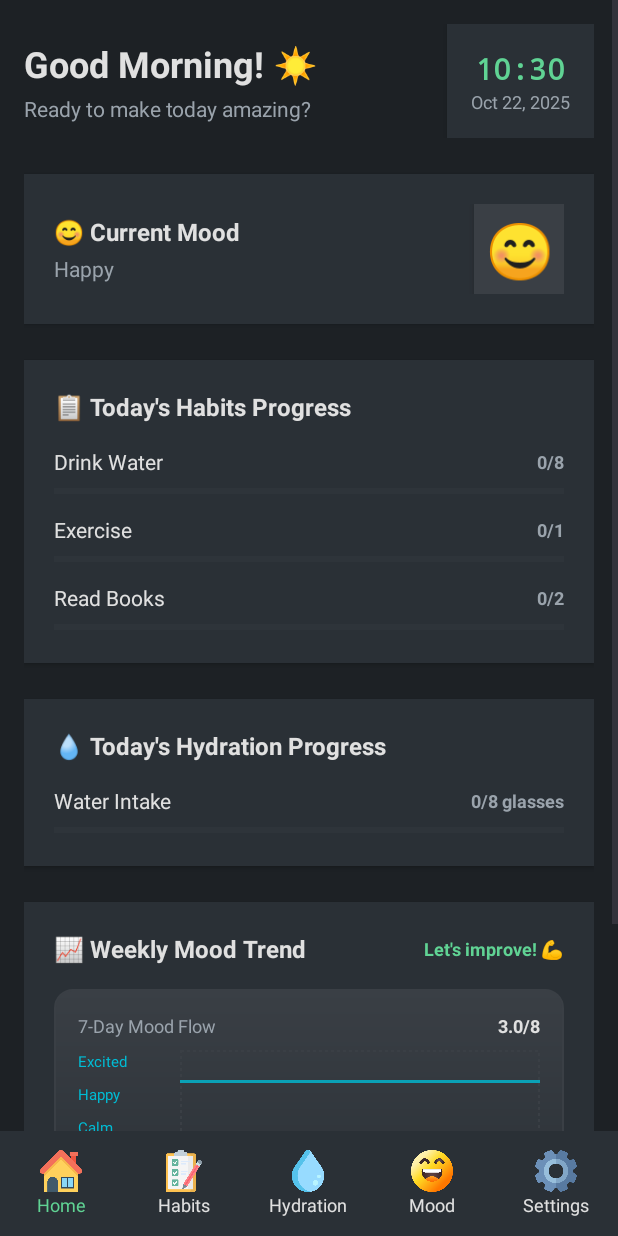
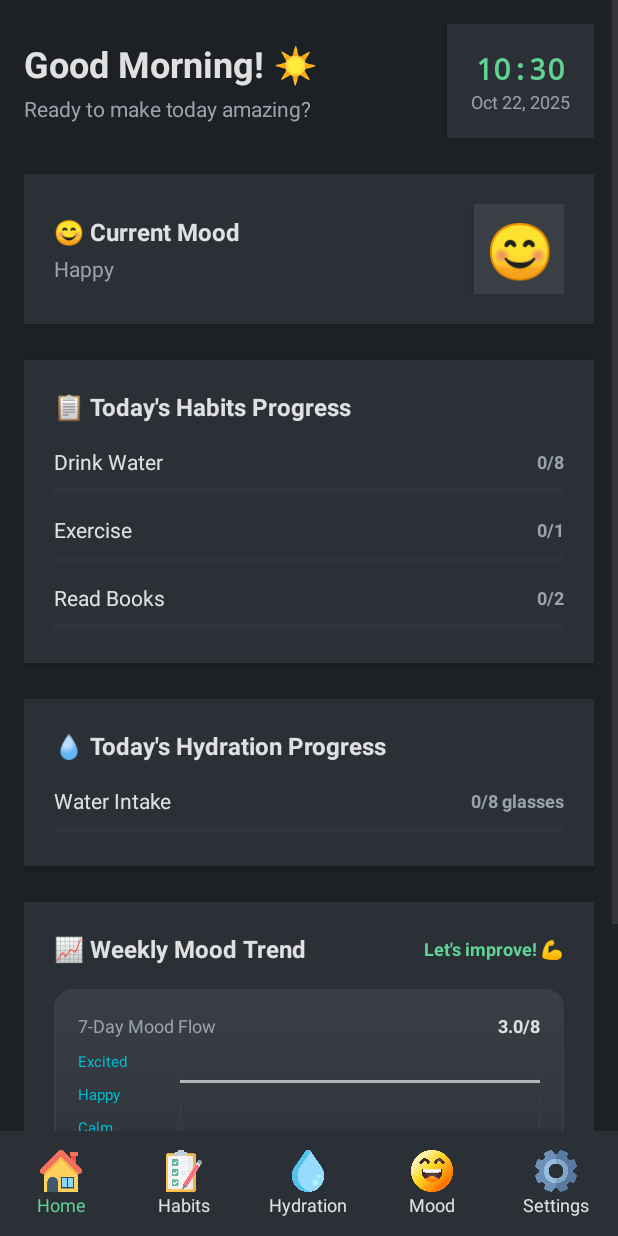
Before and after one commit to Reshmi-Ruksala/BeWell-, an Android app: the HomeActivity screen opened directly, with no data from a screen before it, on a phone screen of 412 x 824 dp. Run offline under Robolectric (Android 15) with nearby library versions, the phone set to English and light mode, and no system bars.

Commit message:
Initial Commit

```diff
--- a/app/src/main/res/layout/activity_main.xml
+++ b/app/src/main/res/layout/activity_main.xml
@@ -42,7 +42,7 @@
         android:layout_height="64dp"
         android:layout_marginBottom="88dp"
         android:background="@drawable/btn_circle"
-        android:text="next"
+        android:text="@string/next"
         app:layout_constraintBottom_toBottomOf="parent"
         app:layout_constraintEnd_toEndOf="parent"
         app:layout_constraintHorizontal_bias="0.466"
--- a/app/src/main/res/layout/home.xml
+++ b/app/src/main/res/layout/home.xml
@@ -41,7 +41,7 @@
                         android:id="@+id/greetingText"
                         android:layout_width="wrap_content"
                         android:layout_height="wrap_content"
-                        android:text="Good Morning! ☀️"
+                        android:text="@string/good_morning"
                         android:textColor="@color/text_primary_light"
                         android:textSize="24sp"
                         android:textStyle="bold" />
@@ -50,7 +50,7 @@
                         android:id="@+id/greetingSubtitle"
                         android:layout_width="wrap_content"
                         android:layout_height="wrap_content"
-                        android:text="Ready to make today amazing?"
+                        android:text="@string/ready_to_make_today_amazing"
                         android:textColor="@color/text_secondary_subtle"
                         android:textSize="14sp"
                         android:layout_marginTop="4dp" />
@@ -71,7 +71,7 @@
                         android:id="@+id/currentTimeText"
                         android:layout_width="wrap_content"
                         android:layout_height="wrap_content"
-                        android:text="14:30"
+                        android:text="@string/_14_30"
                         android:textColor="@color/primary_green"
                         android:textSize="20sp"
                         android:textStyle="bold"
@@ -81,7 +81,7 @@
                         android:id="@+id/currentDateText"
                         android:layout_width="wrap_content"
                         android:layout_height="wrap_content"
-                        android:text="Dec 15, 2024"
+                        android:text="@string/dec_15_2024"
                         android:textColor="@color/text_secondary_subtle"
                         android:textSize="12sp" />
 
@@ -109,7 +109,7 @@
                     <TextView
                         android:layout_width="wrap_content"
                         android:layout_height="wrap_content"
-                        android:text="😊 Current Mood"
+                        android:text="@string/current_mood"
                         android:textColor="@color/text_primary_light"
                         android:textSize="16sp"
                         android:textStyle="bold" />
@@ -118,7 +118,7 @@
                         android:id="@+id/currentMoodText"
                         android:layout_width="wrap_content"
                         android:layout_height="wrap_content"
-                        android:text="Happy"
+                        android:text="@string/happy"
                         android:textColor="@color/text_secondary_subtle"
                         android:textSize="14sp"
                         android:layout_marginTop="4dp" />
@@ -152,7 +152,7 @@
                 <TextView
                     android:layout_width="wrap_content"
                     android:layout_height="wrap_content"
-                    android:text="📋 Today's Habits Progress"
+                    android:text="@string/today_s_habits_progress"
                     android:textColor="@color/text_primary_light"
                     android:textSize="16sp"
                     android:textStyle="bold"
@@ -177,7 +177,7 @@
                             android:layout_width="0dp"
                             android:layout_height="wrap_content"
                             android:layout_weight="1"
-                            android:text="Drink Water"
+                            android:text="@string/drink_water"
                             android:textColor="@color/text_primary_light"
                             android:textSize="14sp" />
 
@@ -185,7 +185,7 @@
                             android:id="@+id/habit1Progress"
                             android:layout_width="wrap_content"
                             android:layout_height="wrap_content"
-                            android:text="3/8"
+                            android:text="@string/_3_8"
                             android:textColor="@color/primary_green"
                             android:textSize="12sp"
                             android:textStyle="bold" />
@@ -223,7 +223,7 @@
                             android:layout_width="0dp"
                             android:layout_height="wrap_content"
                             android:layout_weight="1"
-                            android:text="Exercise"
+                            android:text="@string/exercise"
                             android:textColor="@color/text_primary_light"
                             android:textSize="14sp" />
 
@@ -268,7 +268,7 @@
                             android:layout_width="0dp"
                             android:layout_height="wrap_content"
                             android:layout_weight="1"
-                            android:text="Read Books"
+                            android:text="@string/read_books"
                             android:textColor="@color/text_primary_light"
                             android:textSize="14sp" />
 
@@ -310,7 +310,7 @@
                 <TextView
                     android:layout_width="wrap_content"
                     android:layout_height="wrap_content"
-                    android:text="💧 Today's Hydration Progress"
+                    android:text="@string/today_s_hydration_progress"
                     android:textColor="@color/text_primary_light"
                     android:textSize="16sp"
                     android:textStyle="bold"
@@ -334,7 +334,7 @@
                             android:layout_width="0dp"
                             android:layout_height="wrap_content"
                             android:layout_weight="1"
-                            android:text="Water Intake"
+                            android:text="@string/water_intake"
                             android:textColor="@color/text_primary_light"
                             android:textSize="14sp" />
 
@@ -342,7 +342,7 @@
                             android:id="@+id/hydrationProgress"
                             android:layout_width="wrap_content"
                             android:layout_height="wrap_content"
-                            android:text="3/8 glasses"
+                            android:text="@string/_3_8_glasses"
                             android:textColor="@color/primary_green"
                             android:textSize="12sp"
                             android:textStyle="bold" />
@@ -384,7 +384,7 @@
                         android:layout_width="0dp"
                         android:layout_height="wrap_content"
                         android:layout_weight="1"
-                        android:text="📈 Weekly Mood Trend"
+                        android:text="@string/weekly_mood_trend"
                         android:textColor="@color/text_primary_light"
                         android:textSize="16sp"
                         android:textStyle="bold" />
@@ -393,7 +393,7 @@
                         android:id="@+id/moodTrendSummary"
                         android:layout_width="wrap_content"
                         android:layout_height="wrap_content"
-                        android:text="Trending up! 📈"
+                        android:text="@string/trending_up"
                         android:textColor="@color/primary_green"
                         android:textSize="12sp"
                         android:textStyle="bold" />
@@ -420,7 +420,7 @@
                             android:layout_width="0dp"
                             android:layout_height="wrap_content"
                             android:layout_weight="1"
-                            android:text="7-Day Mood Flow"
+                            android:text="@string/_7_day_mood_flow"
                             android:textColor="@color/text_secondary_subtle"
                             android:textSize="12sp" />
 
@@ -452,7 +452,7 @@
                             <TextView
                                 android:layout_width="wrap_content"
                                 android:layout_height="wrap_content"
-                                android:text="Excited"
+                                android:text="@string/excited"
                                 android:textColor="@color/accent_teal"
                                 android:textSize="10sp"
                                 android:layout_marginBottom="8dp" />
@@ -697,7 +697,7 @@
                                 android:layout_width="match_parent"
                                 android:layout_height="2dp"
                                 android:layout_marginTop="20dp"
-                                android:background="@color/accent_teal"
+                                android:background="@color/accent_lavender"
                                 android:alpha="0.8" />
 
                         </FrameLayout>
--- a/app/src/main/res/values/strings.xml
+++ b/app/src/main/res/values/strings.xml
@@ -2,4 +2,23 @@
     <string name="app_name">NewBewell</string>
     <string name="bewell" />
     <string name="bewell_logo" />
+    <string name="next">next</string>
+    <string name="good_morning">Good Morning! ☀️</string>
+    <string name="ready_to_make_today_amazing">Ready to make today amazing?</string>
+    <string name="_14_30">14:30</string>
+    <string name="dec_15_2024">Dec 15, 2024</string>
+    <string name="current_mood">😊 Current Mood</string>
+    <string name="happy">Happy</string>
+    <string name="today_s_habits_progress">📋 Today\'s Habits Progress</string>
+    <string name="drink_water">Drink Water</string>
+    <string name="_3_8">3/8</string>
+    <string name="exercise">Exercise</string>
+    <string name="read_books">Read Books</string>
+    <string name="today_s_hydration_progress">💧 Today\'s Hydration Progress</string>
+    <string name="water_intake">Water Intake</string>
+    <string name="_3_8_glasses">3/8 glasses</string>
+    <string name="weekly_mood_trend">📈 Weekly Mood Trend</string>
+    <string name="trending_up">Trending up! 📈</string>
+    <string name="_7_day_mood_flow">7-Day Mood Flow</string>
+    <string name="excited">Excited</string>
 </resources>
```
